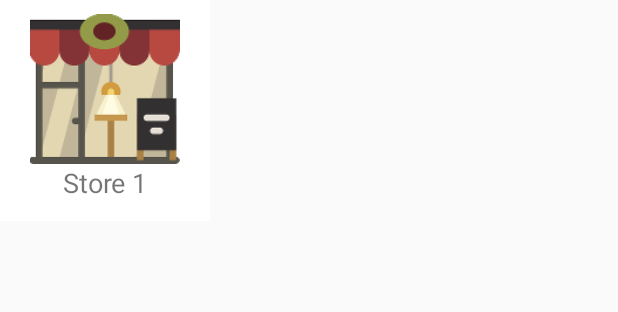
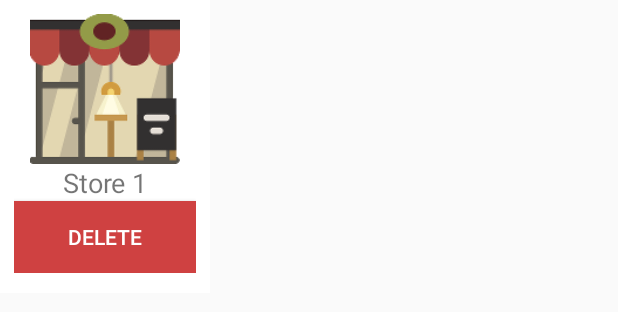
Before and after one commit to benzblahblah/AURestaurantO, an Android app: the layout restaurant_ticket_1.xml on its own in the app's theme, with its tools: preview values and no code run, on a phone screen of 412 x 824 dp. Shown: the top 312 px of the screen. Run offline under Robolectric (Android 15) with nearby library versions, the phone set to English and light mode, and no system bars.

Commit message:
Added Delete Function
Added Delete Function

```diff
--- a/app/src/main/res/layout/restaurant_ticket_1.xml
+++ b/app/src/main/res/layout/restaurant_ticket_1.xml
@@ -29,6 +29,14 @@
             android:gravity="center"
             android:text="Store 1"
             android:textSize="18sp" />
+
+        <Button
+            android:id="@+id/delbtn"
+            android:layout_width="match_parent"
+            android:layout_height="match_parent"
+            android:background="@color/aus2"
+            android:text="@string/delete"
+            android:textColor="@color/white" />
     </LinearLayout>
 
 </LinearLayout>
--- a/app/src/main/res/values/colors.xml
+++ b/app/src/main/res/values/colors.xml
@@ -7,7 +7,7 @@
     <color name="gray">#d3d4d4d4</color>
 
     <color name="aus1">#f17070</color>
-    <color name="aus2">#CF4141</color>
+    <color name="aus2">#cf4141</color>
     <color name="aus3">#300e0e</color>
     <color name="aus4">#b12222</color>
 
--- a/app/src/main/res/values/strings.xml
+++ b/app/src/main/res/values/strings.xml
@@ -16,5 +16,6 @@
     <string name="select_image">SELECT IMAGE</string>
     <string name="save">Save</string>
     <string name="title_activity_food_menu_list">FoodMenuList</string>
+    <string name="delete">Delete</string>
 
 </resources>
```
Also changed, not shown: app/src/main/java/benznatthakul/au_restaurant_o/RestaurantList.kt (+4 -4 lines), 5 other files.
